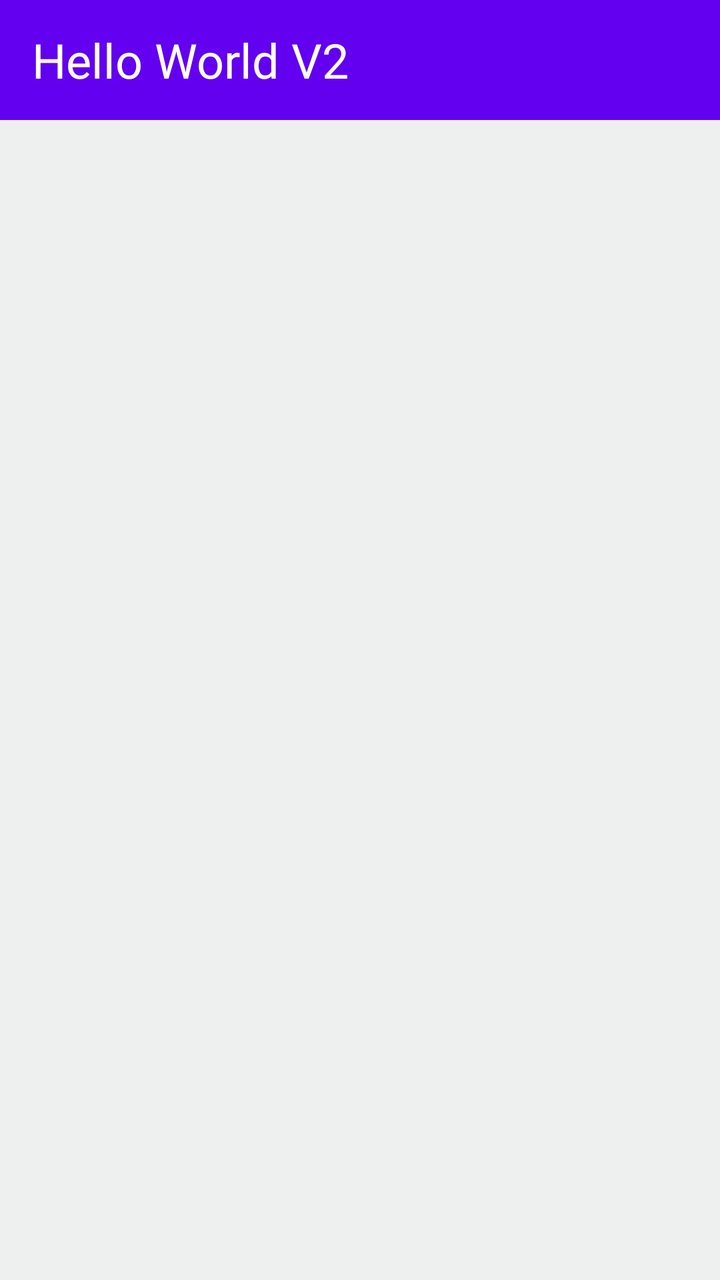
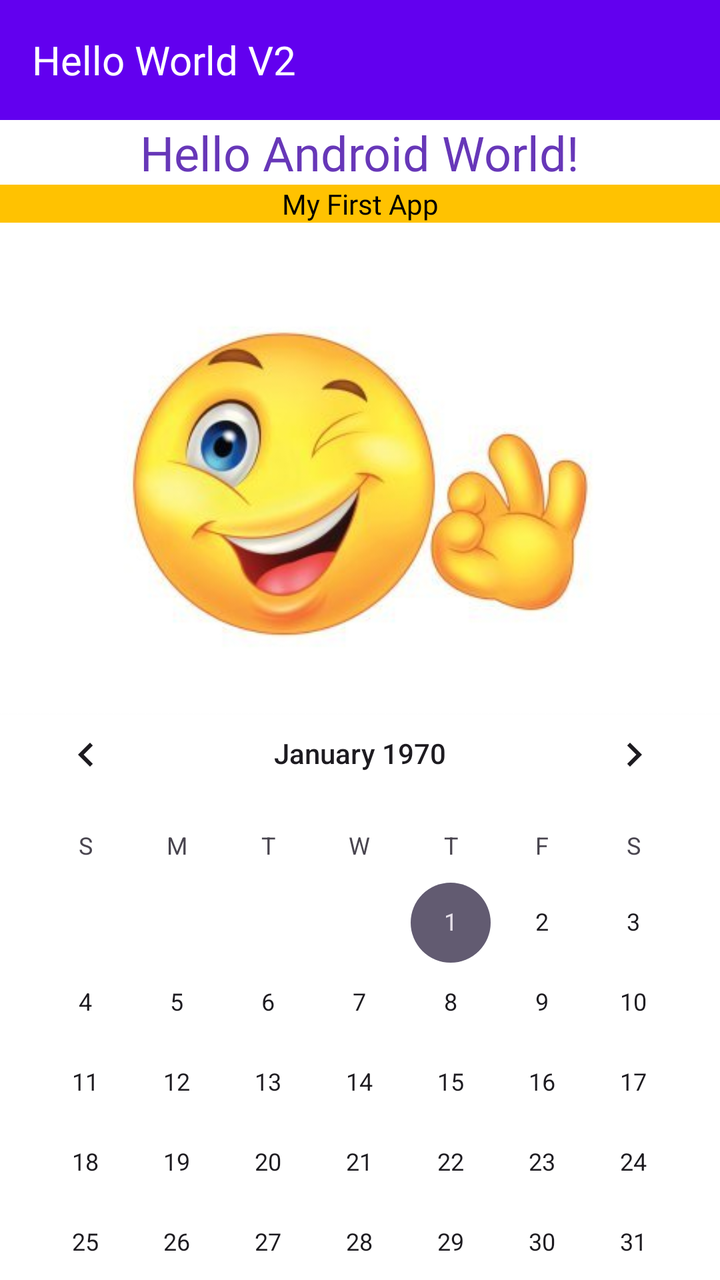

The first picture is an Android layout as it rendered before a commit; the second is the same layout after the commit. The layout source and the unified diff follow.
<!-- AndroidManifest.xml: application theme Theme.HelloWorld -->
<!-- res/layout/activity_main.xml -->
<?xml version="1.0" encoding="utf-8"?>
<androidx.constraintlayout.widget.ConstraintLayout xmlns:android="http://schemas.android.com/apk/res/android"
    xmlns:app="http://schemas.android.com/apk/res-auto"
    xmlns:tools="http://schemas.android.com/tools"
    android:id="@+id/main"
    android:layout_width="match_parent"
    android:layout_height="match_parent"
    android:background="@color/background"
    tools:context=".MainActivity">

    <TextView
        android:layout_width="0dp"
        android:layout_height="60dp"
        android:background="@color/purple_accent"
        android:fontFamily="@font/roboto"
        android:gravity="center_vertical"
        android:paddingStart="16dp"
        android:paddingEnd="16dp"
        android:text="@string/app_name"
        android:textColor="@color/white"
        android:textSize="24sp"
        app:layout_constraintEnd_toEndOf="parent"
        app:layout_constraintStart_toStartOf="parent"
        app:layout_constraintTop_toTopOf="parent" />

</androidx.constraintlayout.widget.ConstraintLayout>
<!-- resources referenced by this layout -->
<resources>
  <color name="background">#EEEFEF</color>
  <color name="purple_accent">#6200EF</color>
  <color name="white">#FFFFFFFF</color>
  <string name="app_name">Hello World V2</string>
  <style name="Theme.HelloWorld" parent="Base.Theme.HelloWorld" />
  <style name="Base.Theme.HelloWorld" parent="Theme.Material3.DayNight.NoActionBar">
          
          
      </style>
</resources>

<!-- the commit's change to res/layout/activity_main.xml (unified diff, before → after) -->
@@ -5,10 +5,12 @@
     android:id="@+id/main"
     android:layout_width="match_parent"
     android:layout_height="match_parent"
-    android:background="@color/background"
+    android:background="@color/white"
+    android:contentDescription="@string/smiley_desc"
     tools:context=".MainActivity">
 
     <TextView
+        android:id="@+id/textView2"
         android:layout_width="0dp"
         android:layout_height="60dp"
         android:background="@color/purple_accent"
@@ -18,9 +20,54 @@
         android:paddingEnd="16dp"
         android:text="@string/app_name"
         android:textColor="@color/white"
-        android:textSize="24sp"
+        android:textSize="20sp"
         app:layout_constraintEnd_toEndOf="parent"
         app:layout_constraintStart_toStartOf="parent"
         app:layout_constraintTop_toTopOf="parent" />
 
+    <TextView
+        android:id="@+id/textView"
+        android:layout_width="wrap_content"
+        android:layout_height="wrap_content"
+        android:fontFamily="@font/roboto_medium"
+        android:text="@string/hello_world"
+        android:textColor="@color/purple_text"
+        android:textSize="24sp"
+        app:layout_constraintEnd_toEndOf="parent"
+        app:layout_constraintStart_toStartOf="parent"
+        app:layout_constraintTop_toBottomOf="@+id/textView2" />
+
+    <TextView
+        android:id="@+id/textView3"
+        android:layout_width="0dp"
+        android:layout_height="wrap_content"
+        android:background="@color/yellow_accent"
+        android:fontFamily="@font/roboto"
+        android:text="@string/first_app"
+        android:textAlignment="center"
+        android:textColor="@color/black"
+        app:layout_constraintEnd_toEndOf="parent"
+        app:layout_constraintStart_toStartOf="parent"
+        app:layout_constraintTop_toBottomOf="@+id/textView" />
+
+    <ImageView
+        android:id="@+id/imageView"
+        android:layout_width="385dp"
+        android:layout_height="261dp"
+        android:contentDescription="@string/smiley_desc"
+        app:layout_constraintEnd_toEndOf="parent"
+        app:layout_constraintStart_toStartOf="parent"
+        app:layout_constraintTop_toBottomOf="@+id/textView3"
+        app:srcCompat="@drawable/smiley"
+        tools:ignore="ImageContrastCheck" />
+
+    <CalendarView
+        android:id="@+id/calendarView"
+        android:layout_width="360dp"
+        android:layout_height="326dp"
+        app:layout_constraintBottom_toBottomOf="parent"
+        app:layout_constraintEnd_toEndOf="parent"
+        app:layout_constraintStart_toStartOf="parent"
+        app:layout_constraintTop_toBottomOf="@+id/imageView" />
+
 </androidx.constraintlayout.widget.ConstraintLayout>
<!-- resource entries referenced after the edit -->
@@ -1,9 +1,15 @@
 <!-- resources referenced by this layout -->
 <resources>
-  <color name="background">#EEEFEF</color>
+  <color name="black">#FF000000</color>
   <color name="purple_accent">#6200EF</color>
+  <color name="purple_text">#6737B8</color>
   <color name="white">#FFFFFFFF</color>
+  <color name="yellow_accent">#FFC201</color>
+  <!-- drawable smiley: jpeg bitmap (drawable, 13967 bytes) -->
   <string name="app_name">Hello World V2</string>
+  <string name="first_app">My First App</string>
+  <string name="hello_world">Hello Android World!</string>
+  <string name="smiley_desc">Just Smile</string>
   <style name="Theme.HelloWorld" parent="Base.Theme.HelloWorld" />
   <style name="Base.Theme.HelloWorld" parent="Theme.Material3.DayNight.NoActionBar">
           
